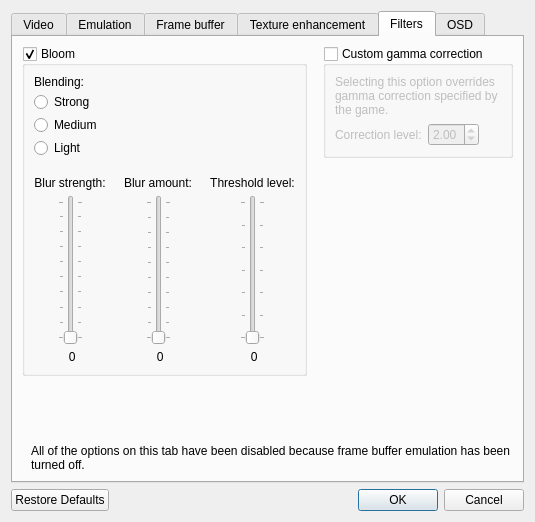
gonetz/GLideN64, file src/GLideNUI/configDialog.ui: the form before one commit.
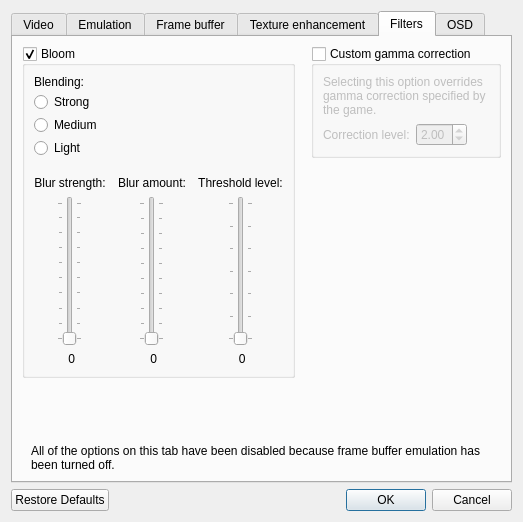
The form after the commit. The open tabs and pages were chosen to show the change. Icons and pictures are not drawn.

Commit message: UI: Bloom sliders converted to grid and word wrap added to labels

Patch:
```diff
--- a/src/GLideNUI/configDialog.ui
+++ b/src/GLideNUI/configDialog.ui
@@ -2517,53 +2517,14 @@
                </widget>
               </item>
               <item>
-               <layout class="QHBoxLayout" name="horizontalLayout">
-                <item>
-                 <widget class="QFrame" name="blurStrengthFrame">
-                  <layout class="QVBoxLayout" name="verticalLayout_53">
-                   <property name="spacing">
-                    <number>5</number>
-                   </property>
-                   <property name="leftMargin">
-                    <number>0</number>
-                   </property>
-                   <property name="topMargin">
-                    <number>0</number>
-                   </property>
-                   <property name="rightMargin">
-                    <number>0</number>
-                   </property>
-                   <property name="bottomMargin">
-                    <number>0</number>
-                   </property>
-                   <item>
-                    <widget class="QLabel" name="bloomBlurStrengthLabel">
-                     <property name="text">
-                      <string>Blur strength:</string>
-                     </property>
-                     <property name="alignment">
-                      <set>Qt::AlignCenter</set>
-                     </property>
-                    </widget>
-                   </item>
-                   <item>
-                    <layout class="QHBoxLayout" name="horizontalLayout_6">
-                     <item>
-                      <spacer name="horizontalSpacer_15">
-                       <property name="orientation">
-                        <enum>Qt::Horizontal</enum>
-                       </property>
-                       <property name="sizeHint" stdset="0">
-                        <size>
-                         <width>0</width>
-                         <height>0</height>
-                        </size>
-                       </property>
-                      </spacer>
-                     </item>
-                     <item>
-                      <layout class="QVBoxLayout" name="verticalLayout_40">
-                       <item>
+               <layout class="QGridLayout" name="gridLayout_2">
+                <property name="horizontalSpacing">
+                 <number>12</number>
+                </property>
+                <property name="verticalSpacing">
+                 <number>6</number>
+                </property>
+                <item row="4" column="0" alignment="Qt::AlignHCenter">
                         <widget class="QSlider" name="blurStrengthSlider">
                          <property name="minimumSize">
                           <size>
@@ -2588,207 +2549,116 @@
                          </property>
                         </widget>
                        </item>
-                       <item>
-                        <widget class="QLabel" name="blurStrengthLabel">
-                         <property name="text">
-                          <string notr="true"> 0</string>
-                         </property>
-                         <property name="alignment">
-                          <set>Qt::AlignCenter</set>
-                         </property>
-                        </widget>
-                       </item>
-                      </layout>
-                     </item>
-                     <item>
-                      <spacer name="horizontalSpacer_17">
+                <item row="4" column="2" alignment="Qt::AlignHCenter">
+                 <widget class="QSlider" name="bloomThresholdSlider">
+                  <property name="minimumSize">
+                   <size>
+                    <width>0</width>
+                    <height>150</height>
+                   </size>
+                  </property>
+                  <property name="minimum">
+                   <number>2</number>
+                  </property>
+                  <property name="maximum">
+                   <number>8</number>
+                  </property>
                        <property name="orientation">
-                        <enum>Qt::Horizontal</enum>
-                       </property>
-                       <property name="sizeHint" stdset="0">
+                   <enum>Qt::Vertical</enum>
+                  </property>
+                  <property name="tickPosition">
+                   <enum>QSlider::TicksBothSides</enum>
+                  </property>
+                  <property name="tickInterval">
+                   <number>1</number>
+                  </property>
+                 </widget>
+                </item>
+                <item row="4" column="1" alignment="Qt::AlignHCenter">
+                 <widget class="QSlider" name="blurAmountSlider">
+                  <property name="minimumSize">
                         <size>
                          <width>0</width>
-                         <height>0</height>
-                        </size>
-                       </property>
-                      </spacer>
-                     </item>
-                    </layout>
-                   </item>
-                  </layout>
-                 </widget>
-                </item>
-                <item>
-                 <widget class="QFrame" name="blurAmountFrame">
-                  <layout class="QVBoxLayout" name="verticalLayout_45">
-                   <property name="spacing">
-                    <number>5</number>
-                   </property>
-                   <property name="leftMargin">
-                    <number>0</number>
-                   </property>
-                   <property name="topMargin">
-                    <number>0</number>
-                   </property>
-                   <property name="rightMargin">
-                    <number>0</number>
-                   </property>
-                   <property name="bottomMargin">
-                    <number>0</number>
-                   </property>
-                   <item>
+                    <height>150</height>
+                   </size>
+                  </property>
+                  <property name="minimum">
+                   <number>1</number>
+                  </property>
+                  <property name="maximum">
+                   <number>10</number>
+                  </property>
+                  <property name="orientation">
+                   <enum>Qt::Vertical</enum>
+                  </property>
+                  <property name="tickPosition">
+                   <enum>QSlider::TicksBothSides</enum>
+                  </property>
+                  <property name="tickInterval">
+                   <number>1</number>
+                  </property>
+                 </widget>
+                </item>
+                <item row="1" column="1">
                     <widget class="QLabel" name="bloomBlurLabel">
                      <property name="text">
                       <string>Blur amount:</string>
                      </property>
                      <property name="alignment">
-                      <set>Qt::AlignCenter</set>
-                     </property>
-                    </widget>
-                   </item>
-                   <item>
-                    <layout class="QHBoxLayout" name="horizontalLayout_8">
-                     <item>
-                      <spacer name="horizontalSpacer_18">
-                       <property name="orientation">
-                        <enum>Qt::Horizontal</enum>
-                       </property>
-                       <property name="sizeHint" stdset="0">
-                        <size>
-                         <width>0</width>
-                         <height>0</height>
-                        </size>
-                       </property>
-                      </spacer>
-                     </item>
-                     <item>
-                      <layout class="QVBoxLayout" name="verticalLayout_57">
-                       <item>
-                        <widget class="QSlider" name="blurAmountSlider">
-                         <property name="minimumSize">
-                          <size>
-                           <width>0</width>
-                           <height>150</height>
-                          </size>
-                         </property>
-                         <property name="minimum">
-                          <number>1</number>
-                         </property>
-                         <property name="maximum">
-                          <number>10</number>
-                         </property>
-                         <property name="orientation">
-                          <enum>Qt::Vertical</enum>
-                         </property>
-                         <property name="tickPosition">
-                          <enum>QSlider::TicksBothSides</enum>
-                         </property>
-                         <property name="tickInterval">
-                          <number>1</number>
-                         </property>
-                        </widget>
-                       </item>
-                       <item>
-                        <widget class="QLabel" name="blurAmountLabel">
+                   <set>Qt::AlignBottom|Qt::AlignHCenter</set>
+                  </property>
+                  <property name="wordWrap">
+                   <bool>true</bool>
+                  </property>
+                 </widget>
+                </item>
+                <item row="1" column="0">
+                 <widget class="QLabel" name="bloomBlurStrengthLabel">
                          <property name="text">
-                          <string notr="true"> 0</string>
+                   <string>Blur strength:</string>
                          </property>
                          <property name="alignment">
-                          <set>Qt::AlignCenter</set>
-                         </property>
-                        </widget>
-                       </item>
-                      </layout>
-                     </item>
-                     <item>
-                      <spacer name="horizontalSpacer_19">
-                       <property name="orientation">
-                        <enum>Qt::Horizontal</enum>
-                       </property>
-                       <property name="sizeHint" stdset="0">
-                        <size>
-                         <width>0</width>
-                         <height>0</height>
-                        </size>
-                       </property>
-                      </spacer>
-                     </item>
-                    </layout>
-                   </item>
-                  </layout>
+                   <set>Qt::AlignBottom|Qt::AlignHCenter</set>
+                  </property>
+                  <property name="wordWrap">
+                   <bool>true</bool>
+                  </property>
                  </widget>
                 </item>
-                <item>
-                 <widget class="QFrame" name="bloomThresholdFrame">
-                  <layout class="QVBoxLayout" name="verticalLayout_28">
-                   <property name="spacing">
-                    <number>5</number>
-                   </property>
-                   <property name="leftMargin">
-                    <number>0</number>
-                   </property>
-                   <property name="topMargin">
-                    <number>0</number>
-                   </property>
-                   <property name="rightMargin">
-                    <number>0</number>
-                   </property>
-                   <property name="bottomMargin">
-                    <number>0</number>
-                   </property>
-                   <item>
+                <item row="1" column="2">
                     <widget class="QLabel" name="bloomThresholdLabel">
                      <property name="text">
                       <string>Threshold level:</string>
                      </property>
                      <property name="alignment">
-                      <set>Qt::AlignCenter</set>
-                     </property>
-                    </widget>
-                   </item>
-                   <item>
-                    <layout class="QHBoxLayout" name="horizontalLayout_18">
-                     <item>
-                      <spacer name="horizontalSpacer_20">
-                       <property name="orientation">
-                        <enum>Qt::Horizontal</enum>
-                       </property>
-                       <property name="sizeHint" stdset="0">
-                        <size>
-                         <width>0</width>
-                         <height>0</height>
-                        </size>
-                       </property>
-                      </spacer>
-                     </item>
-                     <item>
-                      <layout class="QVBoxLayout" name="verticalLayout_59">
-                       <item>
-                        <widget class="QSlider" name="bloomThresholdSlider">
-                         <property name="minimumSize">
-                          <size>
-                           <width>0</width>
-                           <height>150</height>
-                          </size>
-                         </property>
-                         <property name="minimum">
-                          <number>2</number>
-                         </property>
-                         <property name="maximum">
-                          <number>8</number>
-                         </property>
-                         <property name="orientation">
-                          <enum>Qt::Vertical</enum>
-                         </property>
-                         <property name="tickPosition">
-                          <enum>QSlider::TicksBothSides</enum>
-                         </property>
-                         <property name="tickInterval">
-                          <number>1</number>
-                         </property>
-                        </widget>
-                       </item>
-                       <item>
+                   <set>Qt::AlignBottom|Qt::AlignHCenter</set>
+                  </property>
+                  <property name="wordWrap">
+                   <bool>true</bool>
+                  </property>
+                 </widget>
+                </item>
+                <item row="5" column="0">
+                 <widget class="QLabel" name="blurStrengthLabel">
+                  <property name="text">
+                   <string notr="true"> 0</string>
+                  </property>
+                  <property name="alignment">
+                   <set>Qt::AlignCenter</set>
+                  </property>
+                 </widget>
+                </item>
+                <item row="5" column="1">
+                 <widget class="QLabel" name="blurAmountLabel">
+                  <property name="text">
+                   <string notr="true"> 0</string>
+                  </property>
+                  <property name="alignment">
+                   <set>Qt::AlignCenter</set>
+                  </property>
+                 </widget>
+                </item>
+                <item row="5" column="2">
                         <widget class="QLabel" name="bloomThresholdLabel_2">
                          <property name="text">
                           <string notr="true"> 0</string>
@@ -2800,26 +2670,6 @@
                        </item>
                       </layout>
                      </item>
-                     <item>
-                      <spacer name="horizontalSpacer_21">
-                       <property name="orientation">
-                        <enum>Qt::Horizontal</enum>
-                       </property>
-                       <property name="sizeHint" stdset="0">
-                        <size>
-                         <width>0</width>
-                         <height>0</height>
-                        </size>
-                       </property>
-                      </spacer>
-                     </item>
-                    </layout>
-                   </item>
-                  </layout>
-                 </widget>
-                </item>
-               </layout>
-              </item>
              </layout>
             </widget>
            </item>
```
Left out of the diff: 6 changed lines with no effect on the pictures. Lines whose indentation alone changed are shown as unchanged.
